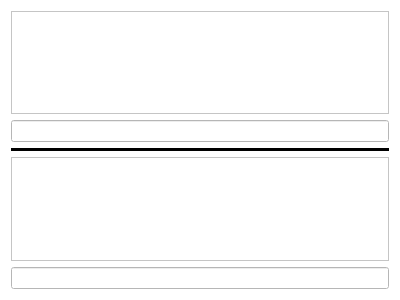
Before: the Qt Designer form Qt/COMPorts/inputwindow.ui in lDubsterl/Labs, drawn with Qt 5.
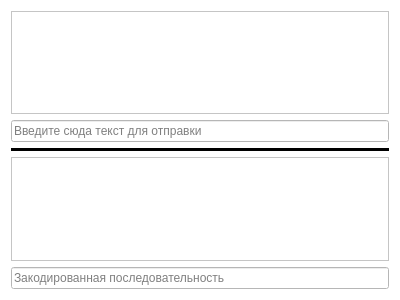
After: the same form once the commit is applied.

```diff
--- a/Qt/COMPorts/inputwindow.ui
+++ b/Qt/COMPorts/inputwindow.ui
@@ -21,7 +21,14 @@
     <widget class="QTextEdit" name="textEdit"/>
    </item>
    <item>
-    <widget class="QLineEdit" name="lineEdit"/>
+    <widget class="QLineEdit" name="inputLine">
+     <property name="text">
+      <string/>
+     </property>
+     <property name="placeholderText">
+      <string>Введите сюда текст для отправки</string>
+     </property>
+    </widget>
    </item>
    <item>
     <widget class="Line" name="line">
@@ -50,10 +57,16 @@
     </widget>
    </item>
    <item>
-    <widget class="QLineEdit" name="frameState">
+    <widget class="QLineEdit" name="stuffedSequence">
+     <property name="text">
+      <string/>
+     </property>
      <property name="readOnly">
       <bool>true</bool>
      </property>
+     <property name="placeholderText">
+      <string>Закодированная последовательность</string>
+     </property>
     </widget>
    </item>
   </layout>
```
